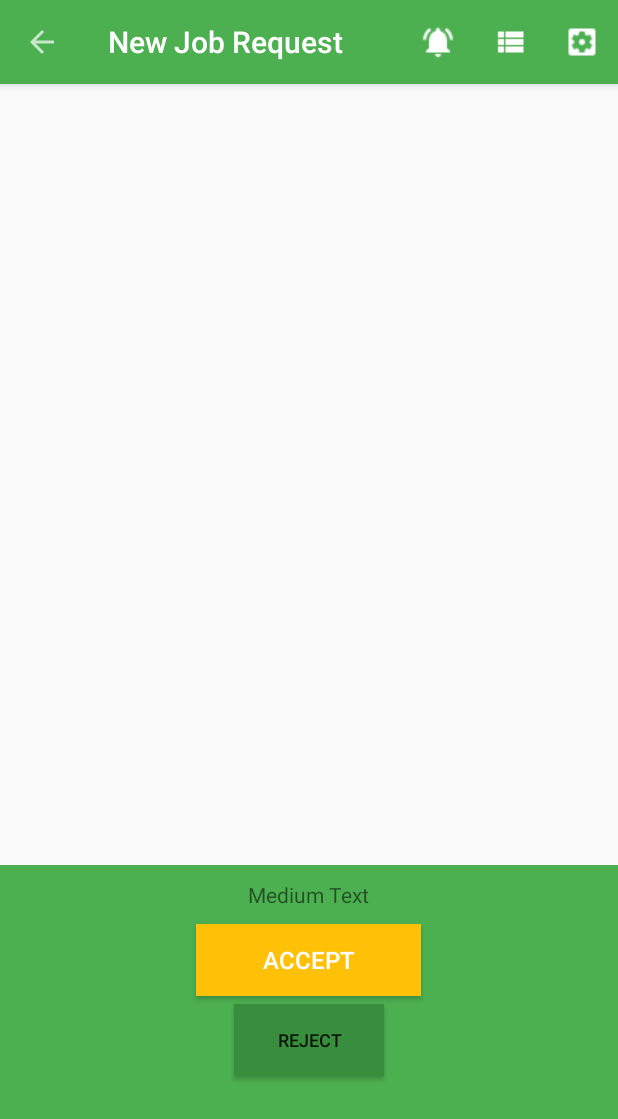
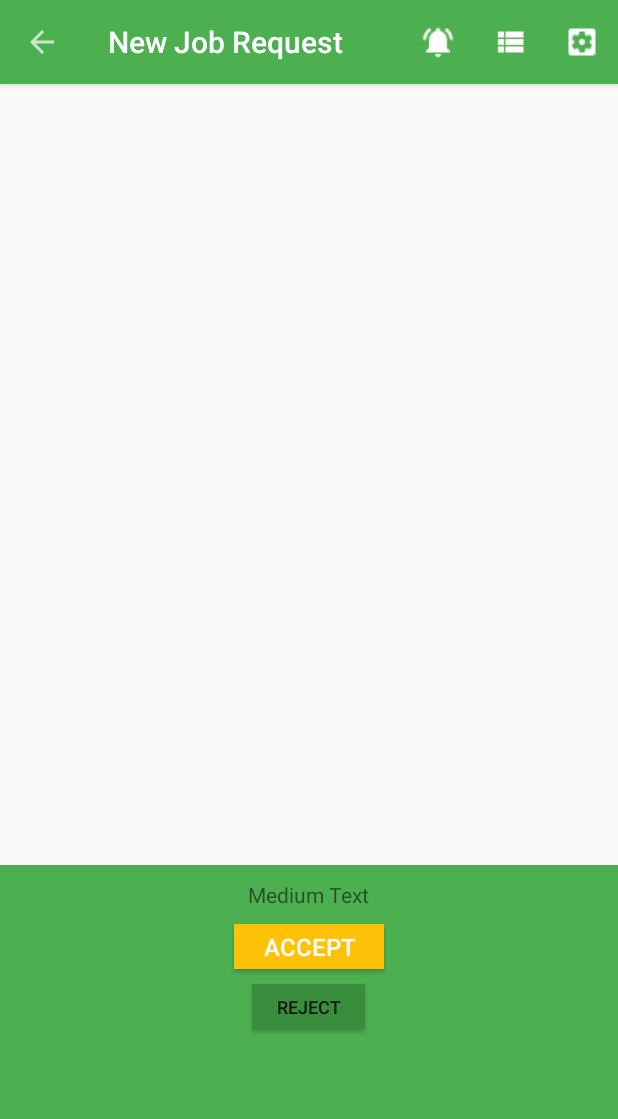
Before and after one commit to niravshah/amigos, an Android app: the NewJobRequestActivity screen opened directly, with no data from a screen before it, after a tap on "ACCEPT", on a phone screen of 412 x 824 dp. Shown: the top 1119 px of the screen. Run offline under Robolectric (Android 15) with nearby library versions, the phone set to English and light mode, and no system bars; our stand-ins replace CircleImageView, Volley; libraries missing offline, so code that uses them is left out: com.directions.route; network calls fail; 11 statements that could not run were skipped.

Commit message:
Style Updates

```diff
--- a/app/src/main/java/com/amigos/activity/NewJobRequestActivity.java
+++ b/app/src/main/java/com/amigos/activity/NewJobRequestActivity.java
@@ -3,12 +3,20 @@ package com.amigos.activity;
 import android.app.ProgressDialog;
 import android.location.Location;
 import android.os.Bundle;
+import android.support.v4.app.NavUtils;
+import android.util.Log;
 import android.view.View;
 import android.widget.TextView;
 import android.widget.Toast;
 
 import com.amigos.R;
+import com.amigos.helpers.GDNApiHelper;
 import com.amigos.helpers.GDNSharedPrefrences;
+import com.amigos.helpers.GDNVolleySingleton;
+import com.android.volley.Request;
+import com.android.volley.Response;
+import com.android.volley.VolleyError;
+import com.android.volley.toolbox.JsonObjectRequest;
 import com.directions.route.Route;
 import com.directions.route.Routing;
 import com.directions.route.RoutingListener;
@@ -25,6 +33,8 @@ import com.google.android.gms.maps.model.LatLng;
 import com.google.android.gms.maps.model.LatLngBounds;
 import com.google.android.gms.maps.model.MarkerOptions;
 import com.google.android.gms.maps.model.PolylineOptions;
+
+import org.json.JSONObject;
 
 import java.util.ArrayList;
 
@@ -77,11 +87,6 @@ public class NewJobRequestActivity extends GDNBaseActivity implements View.OnCli
 
         MapFragment mapFragment = (MapFragment) getFragmentManager().findFragmentById(R.id.new_request_map);
         mapFragment.getMapAsync(this);
-    }
-
-    @Override
-    public void onClick(View v) {
-
     }
 
     @Override
@@ -209,4 +214,58 @@ public class NewJobRequestActivity extends GDNBaseActivity implements View.OnCli
     public void onRoutingCancelled() {
 
     }
+
+    @Override
+    public void onClick(View v) {
+        switch (v.getId()) {
+            case R.id.accept_request:
+                acceptRequest();
+                break;
+            case R.id.reject_request:
+                rejectRequest();
+                break;
+        }
+    }
+
+    private void rejectRequest() {
+        String url = GDNApiHelper.REQUEST_REJECT + requesterId + "/" + jobId + "/reject";
+        JsonObjectRequest request =    new JsonObjectRequest
+                (Request.Method.GET,url , new Response.Listener<JSONObject>() {
+                    @Override
+                    public void onResponse(JSONObject response) {
+                        Toast.makeText(getApplicationContext(), "Job Request Rejected", Toast.LENGTH_LONG).show();
+                        NavUtils.navigateUpFromSameTask(NewJobRequestActivity.this);
+                    }
+                }, new Response.ErrorListener() {
+                    @Override
+                    public void onErrorResponse(VolleyError error) {
+                        error.printStackTrace();
+                        Log.e("VolleyErorr", error.getLocalizedMessage() + error.getMessage());
+                    }
+                });
+        GDNVolleySingleton.getInstance(this).addToRequestQueue(request);
+
+    }
+
+    private void acceptRequest() {
+        String url = GDNApiHelper.REQUEST_REJECT + requesterId + "/" + jobId + "/accept";
+        JsonObjectRequest request =    new JsonObjectRequest
+                (Request.Method.GET,url , new Response.Listener<JSONObject>() {
+                    @Override
+                    public void onResponse(JSONObject response) {
+                        Toast.makeText(getApplicationContext(), "Job Request Accepted", Toast.LENGTH_LONG).show();
+                        NavUtils.navigateUpFromSameTask(NewJobRequestActivity.this);
+                    }
+                }, new Response.ErrorListener() {
+                    @Override
+                    public void onErrorResponse(VolleyError error) {
+                        error.printStackTrace();
+                        Log.e("VolleyErorr", error.getLocalizedMessage() + error.getMessage());
+                    }
+                });
+        GDNVolleySingleton.getInstance(this).addToRequestQueue(request);
+
+    }
+
+
 }
--- a/app/src/main/java/com/amigos/helpers/GDNApiHelper.java
+++ b/app/src/main/java/com/amigos/helpers/GDNApiHelper.java
@@ -17,4 +17,5 @@ public class GDNApiHelper {
     public static final String STATE_AVAILABLE = BASE_URL + "/ninja/" + GDNSharedPrefrences.getAcctId() + "/" + GDNSharedPrefrences.getServiceId() + "/available/" + GDNSharedPrefrences.getLastLocation().getLatitude() + "/" + GDNSharedPrefrences.getLastLocation().getLongitude();
     public static final String STATE_UNAVAILABLE = BASE_URL + "/ninja/" + GDNSharedPrefrences.getAcctId() + "/" + GDNSharedPrefrences.getServiceId() + "/unavailable";
 
+    public static final String REQUEST_REJECT = BASE_URL + "/job/";
 }
--- a/app/src/main/res/layout/activity_main.xml
+++ b/app/src/main/res/layout/activity_main.xml
@@ -48,7 +48,7 @@
 
                 <Button
                     android:layout_width="150dp"
-                    android:layout_height="wrap_content"
+                    android:layout_height="40dp"
                     android:text="GO ONLINE"
                     android:id="@+id/go_online"
                     android:layout_gravity="center_horizontal"
--- a/app/src/main/res/layout/activity_new_job_request.xml
+++ b/app/src/main/res/layout/activity_new_job_request.xml
@@ -62,9 +62,9 @@
 
                 <Button
                     android:layout_marginTop="10dp"
-                    android:layout_width="150dp"
+                    android:layout_width="100dp"
                     android:textSize="16dp"
-                    android:layout_height="wrap_content"
+                    android:layout_height="30dp"
                     android:text="ACCEPT"
                     android:id="@+id/accept_request"
                     android:layout_gravity="center_horizontal"
@@ -73,9 +73,9 @@
                     android:textColor="#ffffff" />
 
                 <Button
-                    android:layout_marginTop="5dp"
-                    android:layout_width="100dp"
-                    android:layout_height="wrap_content"
+                    android:layout_marginTop="10dp"
+                    android:layout_width="75dp"
+                    android:layout_height="30dp"
                     android:textSize="12dp"
                     android:text="REJECT"
                     android:id="@+id/reject_request"
```
